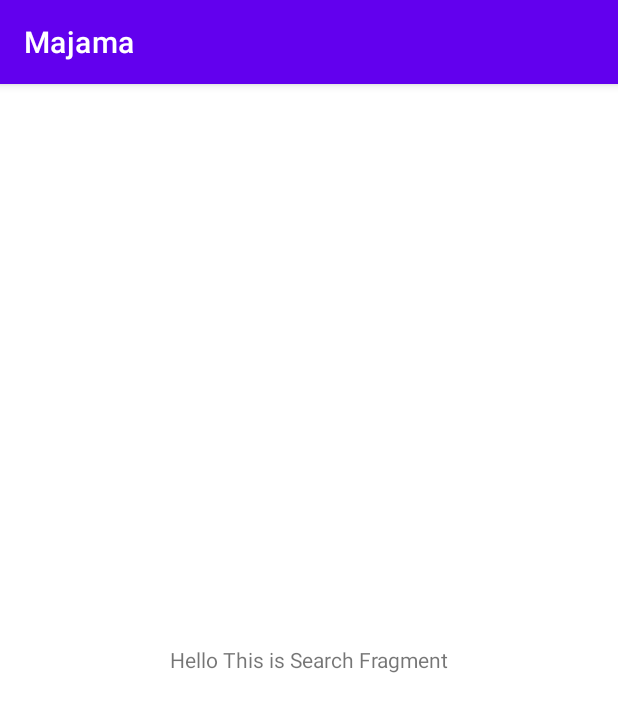
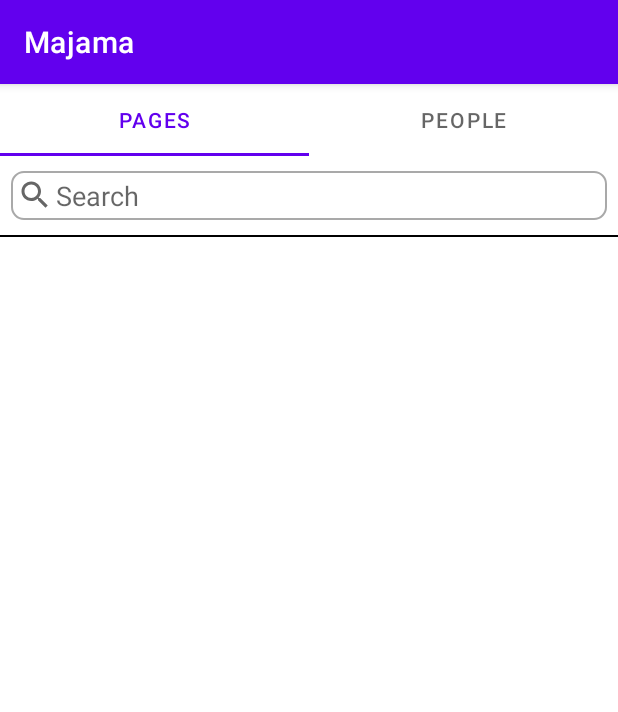
Before and after one commit to meemoworld/MajamaApp, an Android app: the fragment Search shown on its own in the app's theme, on a phone screen of 412 x 824 dp. Shown: the top 712 px of the screen. Run offline under Robolectric (Android 15) with nearby library versions, the phone set to English and light mode, and no system bars.

Commit message:
Created SeachActivity and its Fragments

```diff
--- a/app/src/main/java/com/memoworld/majama/MainActivityFragments/Search.java
+++ b/app/src/main/java/com/memoworld/majama/MainActivityFragments/Search.java
@@ -3,14 +3,25 @@ package com.memoworld.majama.MainActivityFragments;
 import android.os.Bundle;
 
 import androidx.fragment.app.Fragment;
+import androidx.viewpager2.widget.ViewPager2;
 
+import android.util.Log;
 import android.view.LayoutInflater;
 import android.view.View;
 import android.view.ViewGroup;
 
+import com.google.android.material.tabs.TabLayout;
+import com.memoworld.majama.MainActivityFragments.SearchFragments.SearchAdapter;
 import com.memoworld.majama.R;
 
+import static android.content.ContentValues.TAG;
+
 public class Search extends Fragment {
+
+    TabLayout tabLayout;
+    ViewPager2 viewPager2;
+
+    SearchAdapter adapter;
 
     public Search() {
         // Required empty public constructor
@@ -24,6 +35,44 @@ public class Search extends Fragment {
         // Inflate the layout for this fragment
         View view=inflater.inflate(R.layout.fragment_search, container, false);;
 
+        tabLayout = view.findViewById(R.id.tabLayout);
+        viewPager2 = view.findViewById(R.id.viewPagerSearch);
+
+        if(getFragmentManager()==null){
+            Log.i(TAG, "onCreateView: NULL found");
+        }
+
+        adapter = new SearchAdapter(getChildFragmentManager(),getLifecycle());
+
+        viewPager2.setAdapter(adapter);
+
+        tabLayout.addTab(tabLayout.newTab().setText("Pages"));
+        tabLayout.addTab(tabLayout.newTab().setText("People"));
+
+        tabLayout.addOnTabSelectedListener(new TabLayout.OnTabSelectedListener() {
+            @Override
+            public void onTabSelected(TabLayout.Tab tab) {
+                viewPager2.setCurrentItem(tab.getPosition());
+            }
+
+            @Override
+            public void onTabUnselected(TabLayout.Tab tab) {
+
+            }
+
+            @Override
+            public void onTabReselected(TabLayout.Tab tab) {
+
+            }
+        });
+
+        viewPager2.registerOnPageChangeCallback(new ViewPager2.OnPageChangeCallback() {
+            @Override
+            public void onPageSelected(int position) {
+                tabLayout.selectTab(tabLayout.getTabAt(position));
+            }
+        });
+
         return view;
     }
 }
--- a/app/src/main/java/com/memoworld/majama/MainActivityFragments/SearchFragments/SearchAdapter.java
+++ b/app/src/main/java/com/memoworld/majama/MainActivityFragments/SearchFragments/SearchAdapter.java
@@ -1,2 +1,38 @@
-package com.memoworld.majama.MainActivityFragments.SearchFragments;public class SearchAdapter {
+package com.memoworld.majama.MainActivityFragments.SearchFragments;
+
+import android.view.ViewGroup;
+
+import androidx.annotation.NonNull;
+import androidx.fragment.app.Fragment;
+import androidx.fragment.app.FragmentManager;
+import androidx.lifecycle.Lifecycle;
+import androidx.recyclerview.widget.RecyclerView;
+import androidx.viewpager2.adapter.FragmentStateAdapter;
+
+import com.memoworld.majama.MainActivityFragments.SuggestionFragments.DateFragment;
+import com.memoworld.majama.MainActivityFragments.SuggestionFragments.MovieFragment;
+
+public class SearchAdapter extends FragmentStateAdapter {
+    public SearchAdapter(FragmentManager fragmentManager, Lifecycle lifecycle) {
+        super(fragmentManager, lifecycle);
+
+    }
+
+    @NonNull
+    @Override
+    public Fragment createFragment(int position) {
+        switch (position){
+            case 0:
+                return new search_By_User();
+            case 1:
+                return new searchByPages();
+        }
+        return new search_By_User();
+    }
+
+
+    @Override
+    public int getItemCount() {
+        return 2;
+    }
 }
--- a/app/src/main/res/layout/fragment_search.xml
+++ b/app/src/main/res/layout/fragment_search.xml
@@ -1,15 +1,23 @@
 <?xml version="1.0" encoding="utf-8"?>
-<FrameLayout xmlns:android="http://schemas.android.com/apk/res/android"
+<RelativeLayout xmlns:android="http://schemas.android.com/apk/res/android"
     xmlns:tools="http://schemas.android.com/tools"
     android:layout_width="match_parent"
     android:layout_height="match_parent"
     tools:context=".MainActivityFragments.Search">
 
     <!-- TODO: Update blank fragment layout -->
-    <TextView
+
+    <com.google.android.material.tabs.TabLayout
+        android:id="@+id/tabLayout"
+        android:layout_width="match_parent"
+        android:layout_height="wrap_content" />
+
+    <androidx.viewpager2.widget.ViewPager2
+        android:id="@+id/viewPagerSearch"
         android:layout_width="match_parent"
         android:layout_height="match_parent"
-        android:text="Hello This is Search Fragment"
-        android:gravity="center"/>
+        android:layout_below="@+id/tabLayout">
 
-</FrameLayout>
+    </androidx.viewpager2.widget.ViewPager2>
+
+</RelativeLayout>
--- a/app/src/main/res/layout/fragment_search__by__user.xml
+++ b/app/src/main/res/layout/fragment_search__by__user.xml
@@ -1,14 +1,41 @@
 <?xml version="1.0" encoding="utf-8"?>
-<FrameLayout xmlns:android="http://schemas.android.com/apk/res/android"
+<RelativeLayout xmlns:android="http://schemas.android.com/apk/res/android"
     xmlns:tools="http://schemas.android.com/tools"
     android:layout_width="match_parent"
     android:layout_height="match_parent"
     tools:context=".MainActivityFragments.SearchFragments.search_By_User">
 
-    <!-- TODO: Update blank fragment layout -->
-    <TextView
+    <EditText
+        android:id="@+id/edit_text_search_tag"
         android:layout_width="match_parent"
-        android:layout_height="match_parent"
-        android:text="@string/hello_blank_fragment" />
+        android:layout_height="wrap_content"
+        android:layout_marginLeft="7dp"
+        android:layout_marginRight="7dp"
+        android:layout_marginTop="10dp"
+        android:background="@drawable/text_box_bg"
+        android:drawableStart="@drawable/ic_baseline_search_24"
+        android:drawablePadding="2dp"
+        android:ems="10"
+        android:hint="@string/enter_tag_to_search"
+        android:inputType="textPersonName"
+        android:padding="4dp" />
 
-</FrameLayout>
+    <View
+        android:id="@+id/line"
+        android:layout_width="match_parent"
+        android:layout_height="1dp"
+        android:layout_below="@+id/edit_text_search_tag"
+        android:layout_marginTop="10dp"
+        android:background="@color/black" />
+
+    <androidx.recyclerview.widget.RecyclerView
+        android:layout_width="match_parent"
+        android:layout_height="wrap_content"
+        android:layout_below="@+id/line"
+        android:layout_marginTop="10dp"
+        android:id="@+id/recyclerView"
+        tools:listitem="@layout/pages_single_item">
+
+    </androidx.recyclerview.widget.RecyclerView>
+
+</RelativeLayout>
```
Also changed, not shown: app/src/main/AndroidManifest.xml (+8 -13 lines), app/src/main/java/com/memoworld/majama/MainActivityFragments/SearchFragments/search_By_User.java (+18 -38 lines), app/src/main/java/com/memoworld/majama/requestActivity.java (+25 -0 lines), app/src/main/res/layout/activity_request.xml (+9 -2 lines), app/src/main/res/layout/fragment_search_by_pages.xml (+35 -5 lines), app/src/main/res/layout/request_user.xml (+28 -4 lines).
